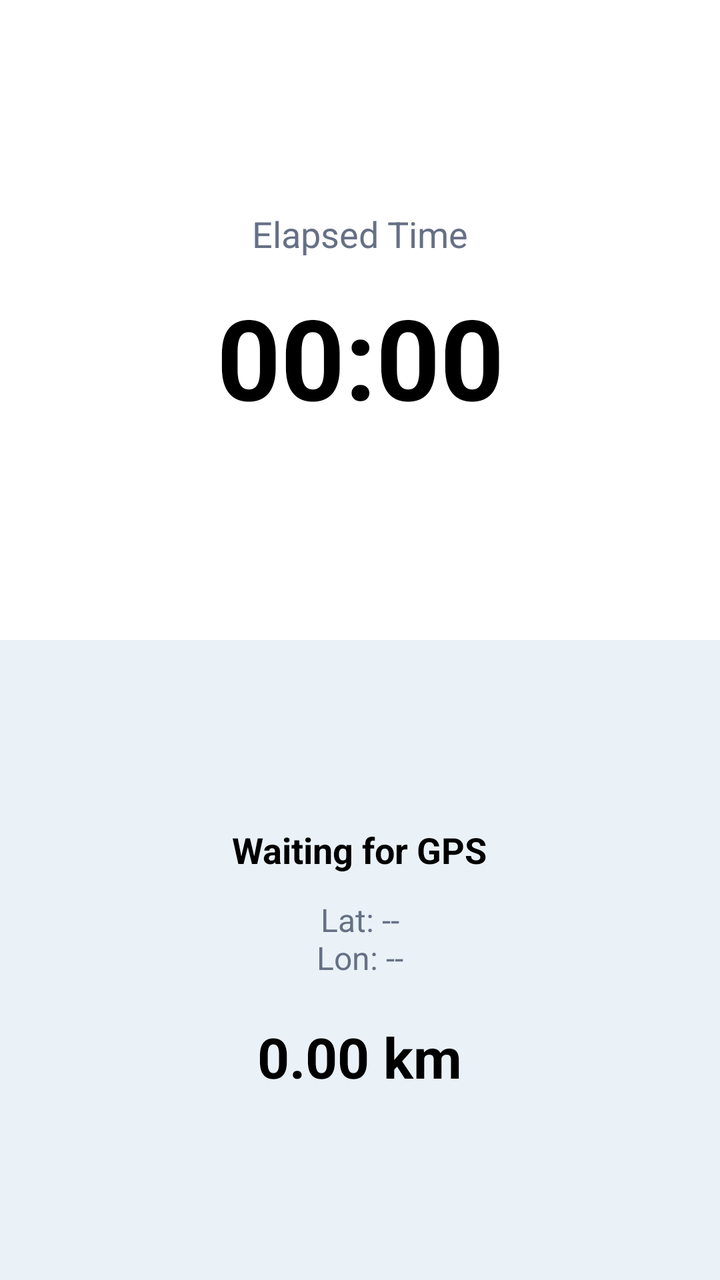
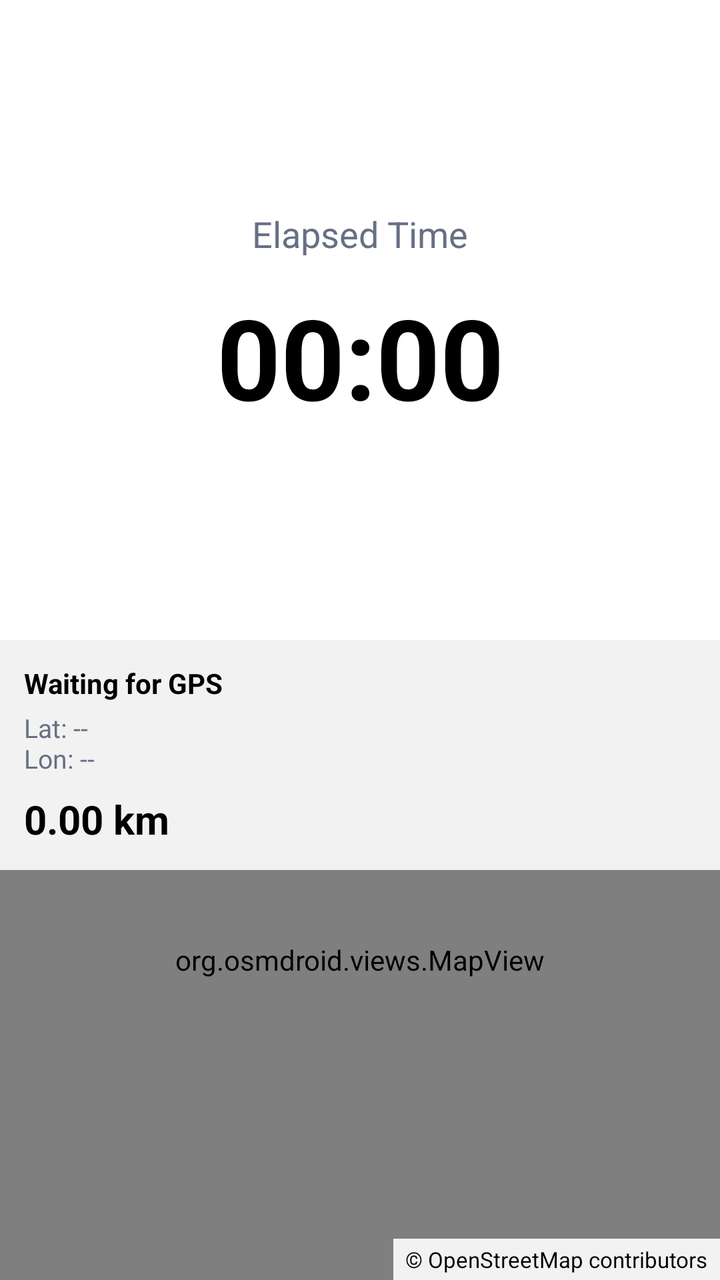

The first picture is an Android layout as it rendered before a commit; the second is the same layout after the commit. The layout source and the unified diff follow.
<!-- AndroidManifest.xml: application theme Theme.runr -->
<!-- res/layout/activity_run.xml -->
<?xml version="1.0" encoding="utf-8"?>
<androidx.constraintlayout.widget.ConstraintLayout xmlns:android="http://schemas.android.com/apk/res/android"
    xmlns:app="http://schemas.android.com/apk/res-auto"
    xmlns:tools="http://schemas.android.com/tools"
    android:id="@+id/runRoot"
    android:layout_width="match_parent"
    android:layout_height="match_parent"
    android:background="@color/run_screen_background"
    tools:context=".RunActivity">

    <androidx.constraintlayout.widget.Guideline
        android:id="@+id/halfwayGuideline"
        android:layout_width="wrap_content"
        android:layout_height="wrap_content"
        android:orientation="horizontal"
        app:layout_constraintGuide_percent="0.5" />

    <androidx.constraintlayout.widget.ConstraintLayout
        android:id="@+id/timerContainer"
        android:layout_width="0dp"
        android:layout_height="0dp"
        android:paddingStart="24dp"
        android:paddingEnd="24dp"
        app:layout_constraintBottom_toTopOf="@id/halfwayGuideline"
        app:layout_constraintEnd_toEndOf="parent"
        app:layout_constraintStart_toStartOf="parent"
        app:layout_constraintTop_toTopOf="parent">

        <TextView
            android:id="@+id/elapsedTimeLabel"
            android:layout_width="wrap_content"
            android:layout_height="wrap_content"
            android:text="@string/elapsed_time"
            android:textColor="@color/run_screen_secondary_text"
            android:textSize="18sp"
            app:layout_constraintBottom_toTopOf="@id/elapsedTimeChronometer"
            app:layout_constraintEnd_toEndOf="parent"
            app:layout_constraintStart_toStartOf="parent"
            app:layout_constraintTop_toTopOf="parent"
            app:layout_constraintVertical_chainStyle="packed" />

        <Chronometer
            android:id="@+id/elapsedTimeChronometer"
            android:layout_width="wrap_content"
            android:layout_height="wrap_content"
            android:layout_marginTop="12dp"
            android:fontFamily="sans"
            android:format="%s"
            android:textColor="@color/run_screen_primary_text"
            android:textSize="56sp"
            android:textStyle="bold"
            app:layout_constraintBottom_toBottomOf="parent"
            app:layout_constraintEnd_toEndOf="parent"
            app:layout_constraintStart_toStartOf="parent"
            app:layout_constraintTop_toBottomOf="@id/elapsedTimeLabel" />

    </androidx.constraintlayout.widget.ConstraintLayout>

    <FrameLayout
        android:id="@+id/mapContainer"
        android:layout_width="0dp"
        android:layout_height="0dp"
        android:background="@color/map_placeholder_background"
        app:layout_constraintBottom_toBottomOf="parent"
        app:layout_constraintEnd_toEndOf="parent"
        app:layout_constraintStart_toStartOf="parent"
        app:layout_constraintTop_toBottomOf="@id/halfwayGuideline">

        <LinearLayout
            android:layout_width="match_parent"
            android:layout_height="match_parent"
            android:gravity="center"
            android:orientation="vertical"
            android:padding="24dp">

            <TextView
                android:id="@+id/locationStatusText"
                android:layout_width="wrap_content"
                android:layout_height="wrap_content"
                android:gravity="center"
                android:text="@string/location_waiting"
                android:textColor="@color/run_screen_primary_text"
                android:textSize="18sp"
                android:textStyle="bold" />

            <TextView
                android:id="@+id/locationCoordinatesText"
                android:layout_width="wrap_content"
                android:layout_height="wrap_content"
                android:layout_marginTop="12dp"
                android:gravity="center"
                android:text="@string/location_coordinates_placeholder"
                android:textColor="@color/run_screen_secondary_text"
                android:textSize="16sp" />

            <TextView
                android:id="@+id/distanceText"
                android:layout_width="wrap_content"
                android:layout_height="wrap_content"
                android:layout_marginTop="20dp"
                android:gravity="center"
                android:text="@string/distance_placeholder"
                android:textColor="@color/run_screen_primary_text"
                android:textSize="28sp"
                android:textStyle="bold" />

        </LinearLayout>

    </FrameLayout>

</androidx.constraintlayout.widget.ConstraintLayout>
<!-- resources referenced by this layout -->
<resources>
  <color name="map_placeholder_background">#FFEAF2F8</color>
  <color name="run_screen_background">#FFFFFFFF</color>
  <color name="run_screen_primary_text">#FF000000</color>
  <color name="run_screen_secondary_text">#FF667085</color>
  <string name="distance_placeholder">0.00 km</string>
  <string name="elapsed_time">Elapsed Time</string>
  <string name="location_coordinates_placeholder">Lat: --\nLon: --</string>
  <string name="location_waiting">Waiting for GPS</string>
  <style name="Theme.runr" parent="Base.Theme.runr" />
  <style name="Base.Theme.runr" parent="Theme.Material3.DayNight.NoActionBar">
          
          
      </style>
</resources>

<!-- the commit's change to res/layout/activity_run.xml (unified diff, before → after) -->
@@ -66,46 +66,63 @@
         app:layout_constraintStart_toStartOf="parent"
         app:layout_constraintTop_toBottomOf="@id/halfwayGuideline">
 
+        <org.osmdroid.views.MapView
+            android:id="@+id/runMapView"
+            android:layout_width="match_parent"
+            android:layout_height="match_parent" />
+
         <LinearLayout
             android:layout_width="match_parent"
-            android:layout_height="match_parent"
-            android:gravity="center"
+            android:layout_height="wrap_content"
+            android:layout_gravity="top"
+            android:background="@color/map_status_overlay_background"
             android:orientation="vertical"
-            android:padding="24dp">
+            android:padding="12dp">
 
             <TextView
                 android:id="@+id/locationStatusText"
-                android:layout_width="wrap_content"
+                android:layout_width="match_parent"
                 android:layout_height="wrap_content"
-                android:gravity="center"
                 android:text="@string/location_waiting"
                 android:textColor="@color/run_screen_primary_text"
-                android:textSize="18sp"
+                android:textSize="14sp"
                 android:textStyle="bold" />
 
             <TextView
                 android:id="@+id/locationCoordinatesText"
-                android:layout_width="wrap_content"
+                android:layout_width="match_parent"
                 android:layout_height="wrap_content"
-                android:layout_marginTop="12dp"
-                android:gravity="center"
+                android:layout_marginTop="4dp"
                 android:text="@string/location_coordinates_placeholder"
                 android:textColor="@color/run_screen_secondary_text"
-                android:textSize="16sp" />
+                android:textSize="13sp" />
 
             <TextView
                 android:id="@+id/distanceText"
-                android:layout_width="wrap_content"
+                android:layout_width="match_parent"
                 android:layout_height="wrap_content"
-                android:layout_marginTop="20dp"
-                android:gravity="center"
+                android:layout_marginTop="8dp"
                 android:text="@string/distance_placeholder"
                 android:textColor="@color/run_screen_primary_text"
-                android:textSize="28sp"
+                android:textSize="20sp"
                 android:textStyle="bold" />
 
         </LinearLayout>
 
+        <TextView
+            android:id="@+id/mapAttributionText"
+            android:layout_width="wrap_content"
+            android:layout_height="wrap_content"
+            android:layout_gravity="bottom|end"
+            android:background="@color/map_status_overlay_background"
+            android:paddingStart="6dp"
+            android:paddingTop="3dp"
+            android:paddingEnd="6dp"
+            android:paddingBottom="3dp"
+            android:text="@string/map_attribution"
+            android:textColor="@color/run_screen_primary_text"
+            android:textSize="11sp" />
+
     </FrameLayout>
 
 </androidx.constraintlayout.widget.ConstraintLayout>
<!-- resource entries referenced after the edit -->
@@ -1,6 +1,7 @@
 <!-- resources referenced by this layout -->
 <resources>
   <color name="map_placeholder_background">#FFEAF2F8</color>
+  <color name="map_status_overlay_background">#E6FFFFFF</color>
   <color name="run_screen_background">#FFFFFFFF</color>
   <color name="run_screen_primary_text">#FF000000</color>
   <color name="run_screen_secondary_text">#FF667085</color>
@@ -8,6 +9,7 @@
   <string name="elapsed_time">Elapsed Time</string>
   <string name="location_coordinates_placeholder">Lat: --\nLon: --</string>
   <string name="location_waiting">Waiting for GPS</string>
+  <string name="map_attribution">© OpenStreetMap contributors</string>
   <style name="Theme.runr" parent="Base.Theme.runr" />
   <style name="Base.Theme.runr" parent="Theme.Material3.DayNight.NoActionBar">
           
